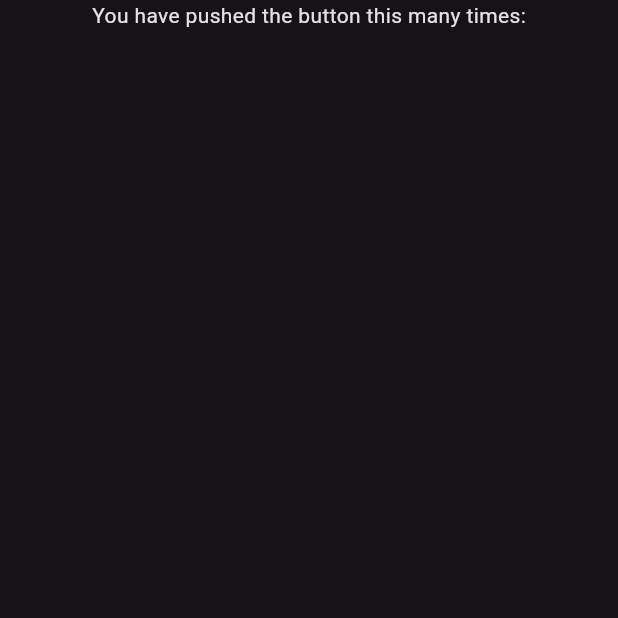
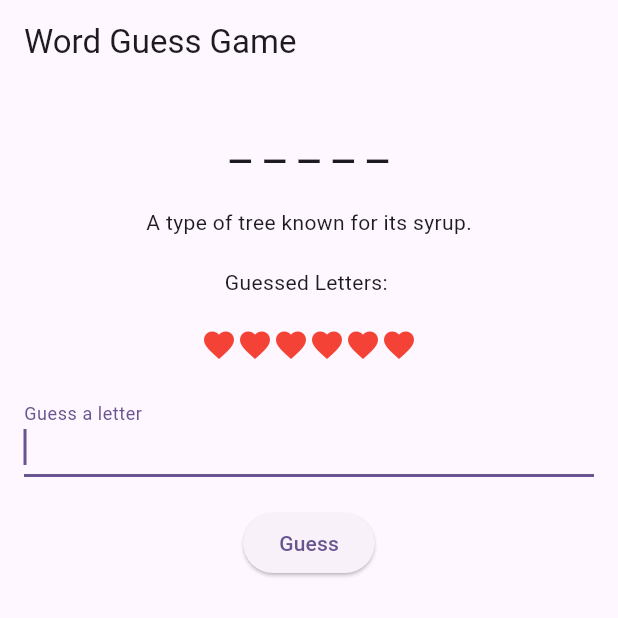
Before and after one commit to JohnCarloHipolito/csd228_test1_johncarlo, a Flutter app: the screen it shows after launch, on a phone screen of 412 x 824 dp, the top half of it. Run offline on Flutter 3.47's test engine with Material 3 defaults, Android fonts, the phone set to English and light mode, and no system bars.

```diff
--- a/lib/main.dart
+++ b/lib/main.dart
@@ -1,7 +1,7 @@
 import 'package:flutter/material.dart';
 
 import 'splash.dart';
-import 'home.dart';
+import 'word_guess/game_screen.dart';
 
 void main() {
   runApp(const MyApp());
@@ -18,12 +18,12 @@ class MyApp extends StatelessWidget {
       theme: ThemeData(
         colorScheme: ColorScheme.fromSeed(
           seedColor: Colors.deepPurple,
-          brightness: Brightness.dark,
+          brightness: Brightness.light,
         ),
         useMaterial3: true,
       ),
       home: const SplashScreen(
-        nextPage: HomePage(),
+        nextPage: GameScreen(),
       ),
     );
   }
--- /dev/null
+++ b/lib/word_guess/game_screen.dart
@@ -0,0 +1,106 @@
+import 'package:flutter/material.dart';
+import 'word_guess_game.dart';
+import 'result_screen.dart';
+
+class GameScreen extends StatefulWidget {
+  const GameScreen({super.key});
+
+  @override
+  _GameScreenState createState() => _GameScreenState();
+}
+
+class _GameScreenState extends State<GameScreen> {
+  final WordGuessGame _game = WordGuessGame();
+  final TextEditingController _controller = TextEditingController();
+  final FocusNode _focusNode = FocusNode();
+
+  @override
+  void initState() {
+    super.initState();
+    WidgetsBinding.instance.addPostFrameCallback((_) {
+      _focusNode.requestFocus();
+    });
+  }
+
+  void _guessLetter() {
+    setState(() {
+      _game.guessLetter(_controller.text.toUpperCase());
+      _controller.clear();
+      _focusNode.requestFocus();
+      if (_game.isGameOver()) {
+        Navigator.pushReplacement(
+          context,
+          MaterialPageRoute(
+            builder: (context) => ResultScreen(
+              isWin: _game.isWin(),
+              onPlayAgain: _playAgain,
+            ),
+          ),
+        );
+      }
+    });
+  }
+
+  void _playAgain() {
+    if (mounted) {
+      setState(() {
+        _game.resetGame();
+        _focusNode.requestFocus();
+      });
+    }
+  }
+
+  @override
+  void dispose() {
+    _controller.dispose();
+    _focusNode.dispose();
+    super.dispose();
+  }
+
+  @override
+  Widget build(BuildContext context) {
+    return Scaffold(
+      appBar: AppBar(title: const Text('Word Guess Game')),
+      body: Padding(
+        padding: const EdgeInsets.all(16.0),
+        child: Column(
+          children: [
+            Text(
+              _game.currentWord.split('').map((letter) {
+                return _game.guessedLetters.contains(letter) ? letter : '_';
+              }).join(' '),
+              style: const TextStyle(fontSize: 32),
+            ),
+            const SizedBox(height: 20),
+            Text(_game.currentHint),
+            const SizedBox(height: 20),
+            Text('Guessed Letters: ${_game.guessedLetters.join(', ')}'),
+            const SizedBox(height: 20),
+            Row(
+              mainAxisAlignment: MainAxisAlignment.center,
+              children: List.generate(
+                _game.maxWrongGuesses,
+                    (index) => Icon(
+                  index < _game.wrongGuesses ? Icons.favorite_border : Icons.favorite,
+                  color: index < _game.wrongGuesses ? Colors.black12 : Colors.red,
+                ),
+              ).reversed.toList(),
+            ),
+            const SizedBox(height: 20),
+            TextField(
+              controller: _controller,
+              focusNode: _focusNode,
+              decoration: const InputDecoration(labelText: 'Guess a letter'),
+              onSubmitted: (_) => _guessLetter(),
+            ),
+            const SizedBox(height: 20),
+            ElevatedButton(
+              onPressed: _guessLetter,
+              child: const Text('Guess'),
+            ),
+          ],
+        ),
+      ),
+    );
+  }
+}
--- /dev/null
+++ b/lib/word_guess/word_guess_game.dart
@@ -0,0 +1,81 @@
+import 'dart:math';
+
+class WordGuessGame {
+  final Map<String, String> _words = {
+    'MAPLE': 'A type of tree known for its syrup.',
+    'QUARTZ': 'A common mineral often used in watches.',
+    'COBRA': 'A venomous snake with a hood.',
+    'FALCON': 'A bird known for its speed in flight.',
+    'DENIM': 'A durable fabric used in jeans.',
+    'ORBIT': 'The path of a planet around the sun.',
+    'GLACIER': 'A large, slow-moving mass of ice.',
+    'AMBER': 'A fossilized tree resin often used in jewelry.',
+    'PIXEL': 'The smallest unit of a digital image.',
+    'LILAC': 'A flower known for its purple color and fragrance.',
+    'RAVEN': 'A large black bird associated with mystery.',
+    'FABLE': 'A short story with a moral, often featuring animals.',
+    'PECAN': 'A type of nut often used in pies.',
+    'CIPHER': 'A coded message or a method of encryption.',
+    'LLAMA': 'A domesticated South American pack animal.',
+    'OASIS': 'A fertile spot in a desert with water.',
+    'TUNDRA': 'A cold, treeless biomes with permafrost.',
+    'KARMA': 'The concept of cause and effect in actions.',
+    'IGLOO': 'A dome-shaped Eskimo house made of snow.',
+    'NINJA': 'A covert agent or mercenary in feudal Japan.'
+  };
+  late String _currentWord;
+  late String _currentHint;
+  Set<String> _guessedLetters = {};
+  int _wrongGuesses = 0;
+  final int _maxWrongGuesses = 6;
+
+  WordGuessGame() {
+    _startNewGame();
+  }
+
+  void _startNewGame() {
+    var wordEntry = _words.entries.elementAt(Random().nextInt(_words.length));
+    _currentWord = wordEntry.key;
+    _currentHint = wordEntry.value;
+    _guessedLetters.clear();
+    _wrongGuesses = 0;
+  }
+
+  String get currentWord => _currentWord;
+
+  String get currentHint => _currentHint;
+
+  Set<String> get guessedLetters => _guessedLetters;
+
+  int get wrongGuesses => _wrongGuesses;
+
+  int get maxWrongGuesses => _maxWrongGuesses;
+
+  bool guessLetter(String letter) {
+    if (_guessedLetters.contains(letter)) return false;
+    _guessedLetters.add(letter);
+    if (!_currentWord.contains(letter)) {
+      _wrongGuesses++;
+    }
+    return true;
+  }
+
+  bool isGameOver() {
+    return _wrongGuesses >= _maxWrongGuesses || _isWordGuessed();
+  }
+
+  bool _isWordGuessed() {
+    for (var letter in _currentWord.split('')) {
+      if (!_guessedLetters.contains(letter)) return false;
+    }
+    return true;
+  }
+
+  bool isWin() {
+    return _isWordGuessed();
+  }
+
+  void resetGame() {
+    _startNewGame();
+  }
+}
```
Also changed, not shown: lib/word_guess/result_screen.dart (added, +39 -0 lines).
